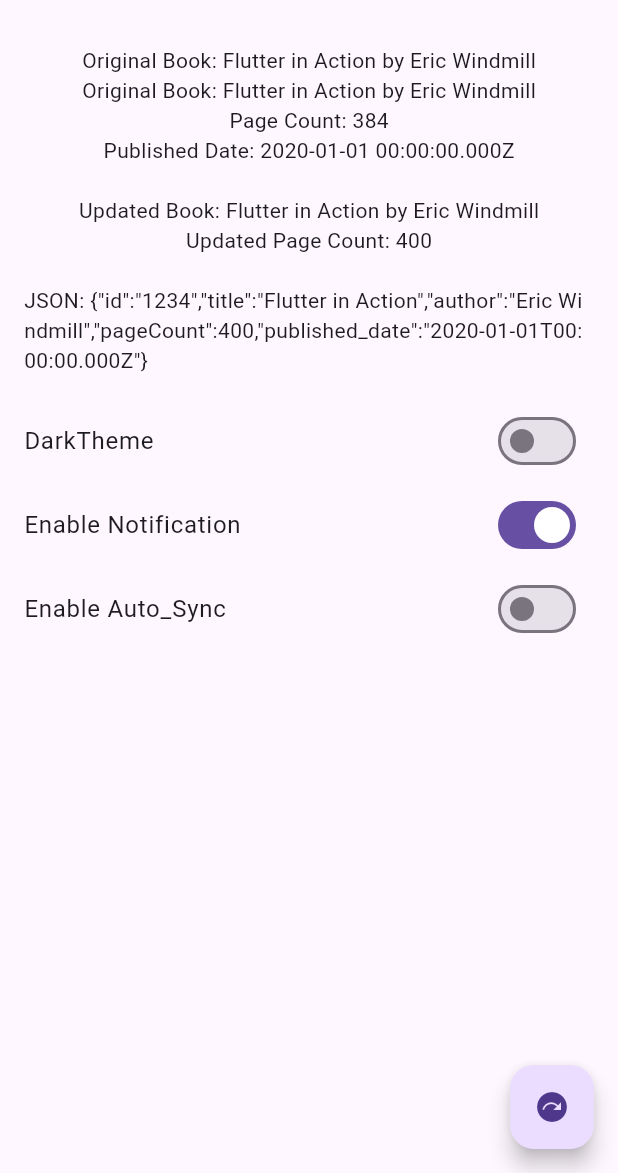
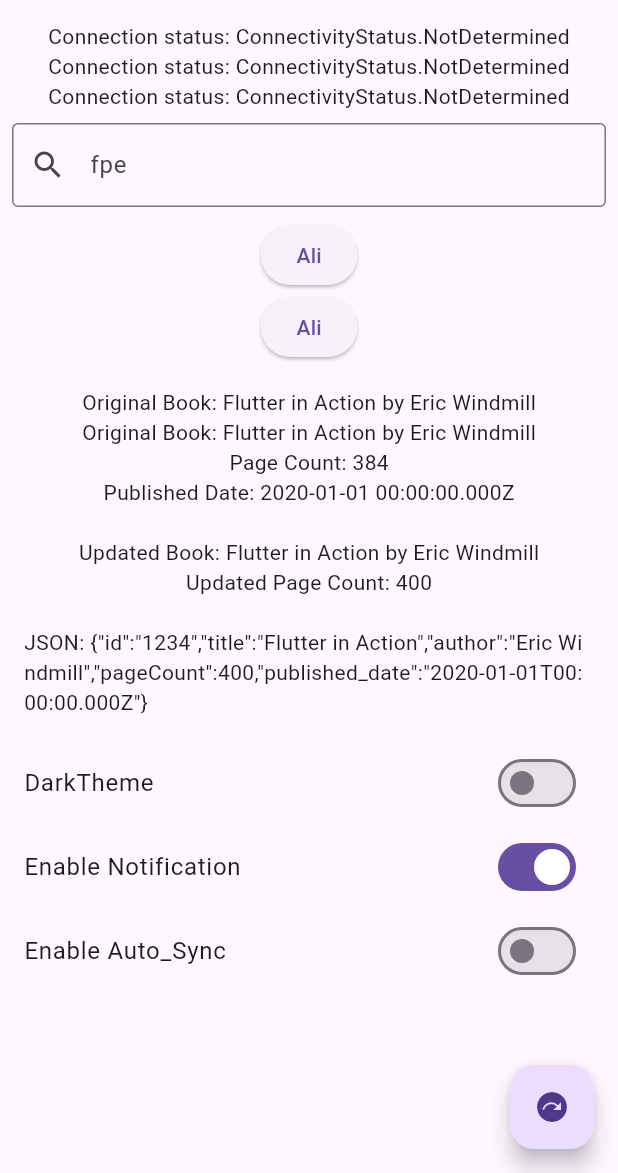
Before and after one commit to AliRadwan/codecraft_using_provider, a Flutter app: the screen it shows after launch, after a tap on "Enable Notification", on a phone screen of 412 x 824 dp, the part 63-1236 px from its top. Run offline on Flutter 3.47's test engine with Material 3 defaults, Android fonts, the phone set to English and light mode, and no system bars; our stand-ins replace connectivity_plus, freezed_annotation, get_it, modal_bottom_sheet.

Commit message:
feat: start work with connectivity provider

```diff
--- /dev/null
+++ b/devtools_options.yaml
@@ -0,0 +1,3 @@
+description: This file stores settings for Dart & Flutter DevTools.
+documentation: https://docs.flutter.dev/tools/devtools/extensions#configure-extension-enablement-states
+extensions:
--- /dev/null
+++ b/lib/core/utils/connectivity_provider.dart
@@ -0,0 +1,70 @@
+import 'dart:async';
+
+import 'package:connectivity_plus/connectivity_plus.dart';
+import 'package:flutter/material.dart';
+import 'package:provider/provider.dart';
+
+enum ConnectivityStatus { NotDetermined, isConnected, isDisonnected }
+
+class ConnectivityProvider extends ChangeNotifier {
+  ConnectivityStatus _status = ConnectivityStatus.NotDetermined;
+  StreamController<ConnectivityResult> controller = StreamController<ConnectivityResult>();
+  ConnectivityStatus? _lastStatus;
+  late StreamSubscription<ConnectivityResult> _subscription;
+
+  ConnectivityProvider() {
+   _lastStatus = ConnectivityStatus.NotDetermined;
+   _initConnsctivity();
+   _setUpConnectionListener();
+     }
+
+     ConnectivityStatus get status => _status;
+
+  Future<void> _initConnsctivity() async {
+    try {
+      final result = await Connectivity().checkConnectivity();
+      _updateConnectionStatus(result);
+    }
+    catch (e) {
+      debugPrint('Could not get connectivity status: $e');
+    }
+  }
+
+  void _setUpConnectionListener() {
+    _subscription = Connectivity().onConnectivityChanged.listen((ConnectivityResult result) {
+      _updateConnectionStatus(result);
+    });
+  }
+
+  void _updateConnectionStatus(ConnectivityResult result) {
+    ConnectivityStatus? newState;
+
+    switch (result) {
+      case ConnectivityResult.mobile:
+      case ConnectivityResult.wifi:
+        newState = ConnectivityStatus.isConnected;
+        break;
+      case ConnectivityResult.none:
+        newState = ConnectivityStatus.isDisonnected;
+        break;
+      default:
+        newState = ConnectivityStatus.NotDetermined;
+    }
+    if (newState !=  _lastStatus) {
+      _lastStatus = newState;
+      _lastStatus = newState;
+      notifyListeners();
+    }
+  }
+  @override
+  void dispose() {
+    _subscription.cancel();
+    controller.close();
+    super.dispose();
+  }
+}
+
+extension ConnectivityProviderExtension on BuildContext {
+  ConnectivityProvider get connectivityProvider => Provider.of<ConnectivityProvider>(this, listen: false);
+  ConnectivityStatus get connectionStatus => Provider.of<ConnectivityProvider>(this).status;
+}
--- /dev/null
+++ b/lib/locator/locator.dart
@@ -0,0 +1,11 @@
+
+import 'package:get_it/get_it.dart';
+
+final locator = GetIt.instance;
+
+void setUp(){
+
+  // locator.registerLazySingleton<HttpClient>(() => HttpClient());
+  // locator.registerLazySingleton<BaseLoginData>(() => LoginDataImpl(sl()));
+
+}
--- a/lib/main.dart
+++ b/lib/main.dart
@@ -1,3 +1,5 @@
+import 'package:codecraft/core/utils/connectivity_provider.dart';
+import 'package:codecraft/locator/locator.dart';
 import 'package:codecraft/parsing_data.dart';
 import 'package:codecraft/setting/app_setting_provider.dart';
 import 'package:codecraft/theme/app_theme_provider.dart';
@@ -7,14 +9,17 @@ import 'package:codecraft/users/repositories/i_user_type.dart';
 import 'package:codecraft/users/repositories/implementation/guest_Type.dart';
 import 'package:codecraft/users/repositories/implementation/owner_type.dart';
 import 'package:flutter/material.dart';
+import 'package:modal_bottom_sheet/modal_bottom_sheet.dart';
 import 'package:provider/provider.dart';
 void main() {
+  setUp();
   final RouteObserver<ModalRoute> routeObserver =  RouteObserver<ModalRoute>();
 
   runApp(
     MultiProvider(providers:[
       ChangeNotifierProvider(create: (_)=> AppThemeProvider()),
       ChangeNotifierProvider(create: (_)=> AppSettingProvider()),
+      ChangeNotifierProvider(create: (_) => ConnectivityProvider()),
     ],
       child: MyApp(routeObserver: routeObserver),
     )
@@ -49,3 +54,117 @@ class MyApp extends StatelessWidget {
       });
   }
 }
+
+
+class AppBottomSheet {
+  static Future<void> show({
+    required BuildContext context,
+    required Widget widget,
+    bool isNested = false,
+    bool isDraggable = false,
+    bool enableDrag = true,
+    EdgeInsets? bottomPadding,
+    double? minHeight,
+    double? maxHeight,
+    bool isScrollControlled = true,
+  }) {
+    final BuildContext sheetContext = isNested
+        ? Navigator.of(context, rootNavigator: true).overlay!.context
+        : context;
+
+    return showModalBottomSheet(
+      context: sheetContext,
+      isDismissible: true,
+      enableDrag: isDraggable,
+      backgroundColor: Colors.white,
+      barrierColor: Colors.black54,
+      shape: const RoundedRectangleBorder(
+        borderRadius: BorderRadius.vertical(top: Radius.circular(20)),
+      ),
+      builder: (context) => Material(
+        child: Padding(
+          padding: bottomPadding ??
+              EdgeInsets.only(bottom: MediaQuery.of(context).viewInsets.bottom),
+          child: widget,
+        ),
+      ),
+    );
+  }
+  static void showBottomSheet({required BuildContext context, required Widget widget,
+      bool isDismissible = false,
+        bool enableDrag = true,
+        EdgeInsets? bottomPadding}) {
+    showModalBottomSheet<Widget>(
+      constraints: BoxConstraints(
+        minHeight: MediaQuery.of(context).size.height * 0.2,
+        maxHeight: MediaQuery.of(context).size.height * 0.9,
+      ),
+      isScrollControlled: true,
+      elevation: 5,
+      isDismissible: isDismissible,
+      enableDrag: enableDrag,
+      shape: const RoundedRectangleBorder(
+          borderRadius: BorderRadius.vertical(top: Radius.circular(20))),
+      clipBehavior: Clip.antiAliasWithSaveLayer,
+      context: context,
+      builder: (context) => Padding(
+        padding: bottomPadding ??
+            EdgeInsets.only(bottom: MediaQuery.of(context).viewInsets.bottom),
+        child: widget,
+      ),
+    );}
+}
+
+
+class AppSearchField extends StatelessWidget {
+  final TextEditingController? controller;
+  final String hintText;
+  final ValueChanged<String>? onChanged;
+  final VoidCallback? onClear;
+  final IconData prefixIcon;
+  final Widget? suffixIcon;
+  final bool autoFocus;
+  final InputBorder? border;
+  final String? Function(String?)? validator;
+  final void Function(String)? onFieldSubmitted;
+
+  const AppSearchField({
+    required this.hintText,
+    this.onChanged,
+    super.key,
+    this.controller,
+    this.onClear,
+    this.prefixIcon = Icons.search,
+    this.suffixIcon,
+    this.autoFocus = false,
+    this.border,
+    this.validator,
+    this.onFieldSubmitted,
+  });
+
+  @override
+  Widget build(BuildContext context) {
+    return Padding(
+      padding: const EdgeInsets.all(8.0),
+      child: TextFormField(
+        onFieldSubmitted: onFieldSubmitted,
+        validator: validator,
+        controller: controller,
+        autofocus: autoFocus,
+        decoration: InputDecoration(
+          hintText: hintText,
+          prefixIcon: Icon(prefixIcon),
+          suffixIcon: suffixIcon ??
+              (controller != null && controller!.text.isNotEmpty
+                  ? IconButton(
+                icon: Icon(Icons.clear),
+                onPressed: onClear,
+              )
+                  : null),
+          border: border ?? OutlineInputBorder(),
+        ),
+        onChanged: onChanged,
+      ),
+    );
+  }
+}
--- a/lib/ui/screen1.dart
+++ b/lib/ui/screen1.dart
@@ -1,3 +1,5 @@
+import 'package:codecraft/core/utils/connectivity_provider.dart';
+import 'package:codecraft/main.dart';
 import 'package:codecraft/parsing_data.dart';
 import 'package:codecraft/setting/app_setting_provider.dart';
 import 'package:codecraft/theme/app_theme_view.dart';
@@ -54,6 +56,9 @@ class _Screen1State extends State<Screen1> with RouteAware{
 
   @override
   Widget build(BuildContext context) {
+    final status = context.connectionStatus;
+    final status1 = Provider.of<ConnectivityProvider>(context).status;
+
     return Scaffold(
       floatingActionButton: FloatingActionButton(
         child: const Icon(Icons.next_plan),
@@ -77,10 +82,20 @@ class _Screen1State extends State<Screen1> with RouteAware{
       ],
       ),
       // backgroundColor: Colors.deepOrangeAccent,
-      body: const Column(
+      body: Column(
         children: [
-          ParsingDataView(),
-          AppThemeView()
+          Text('Connection status: $status1'),
+      Consumer<ConnectivityProvider>(
+      builder: (context, provider, child) {
+    return Text('Connection status: ${provider.status}');
+    },
+    ),
+          Text('Connection status: $status'),
+          AppSearchField(hintText: 'fpe',),
+          ElevatedButton(onPressed: ()=>AppBottomSheet.show(context: context , widget: Text("Ali")), child: const Text("Ali")),
+          ElevatedButton(onPressed: ()=>AppBottomSheet.showBottomSheet(context: context , widget: Text("Ali")), child: const Text("Ali")),
+          const ParsingDataView(),
+          const AppThemeView()
         ],
       ),
     );
--- a/pubspec.yaml
+++ b/pubspec.yaml
@@ -15,6 +15,9 @@ dependencies:
 
   cupertino_icons: ^1.0.8
   freezed_annotation: ^2.4.4
+  get_it: ^8.0.1
+  connectivity_plus:
+  modal_bottom_sheet:
   provider:
 
 
```
Also changed, not shown: pubspec.lock, 7 other files.
